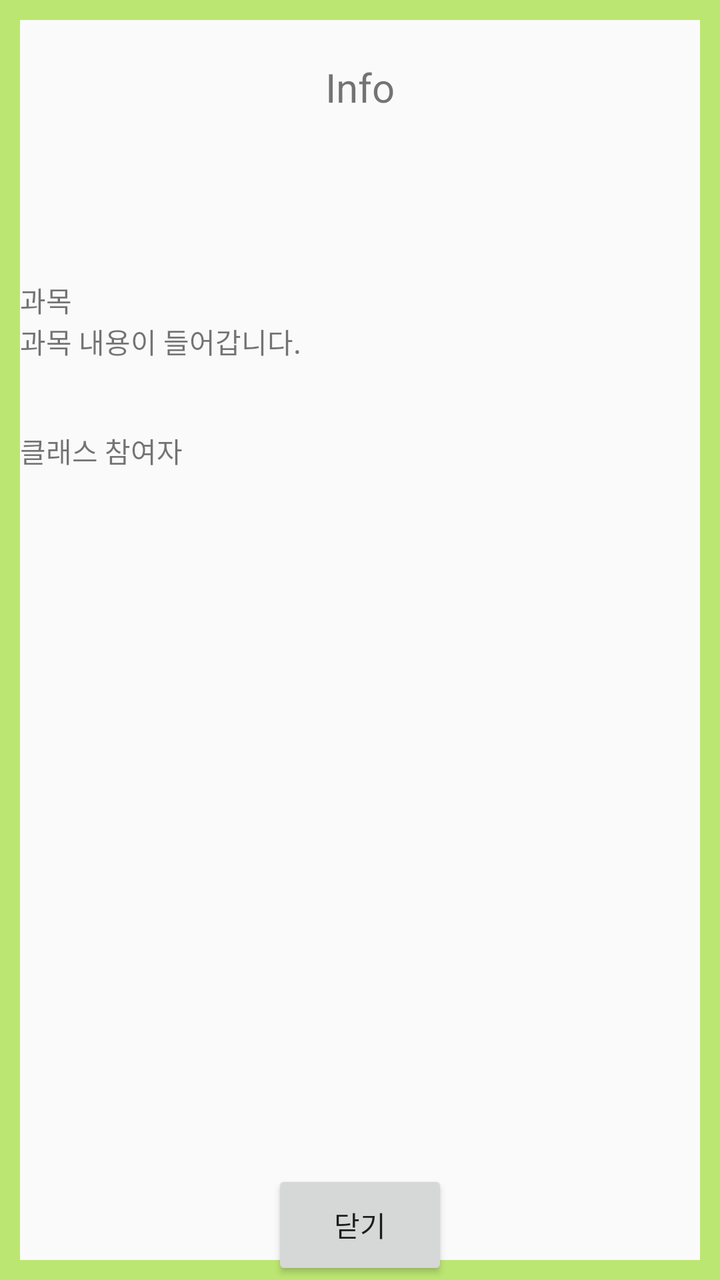
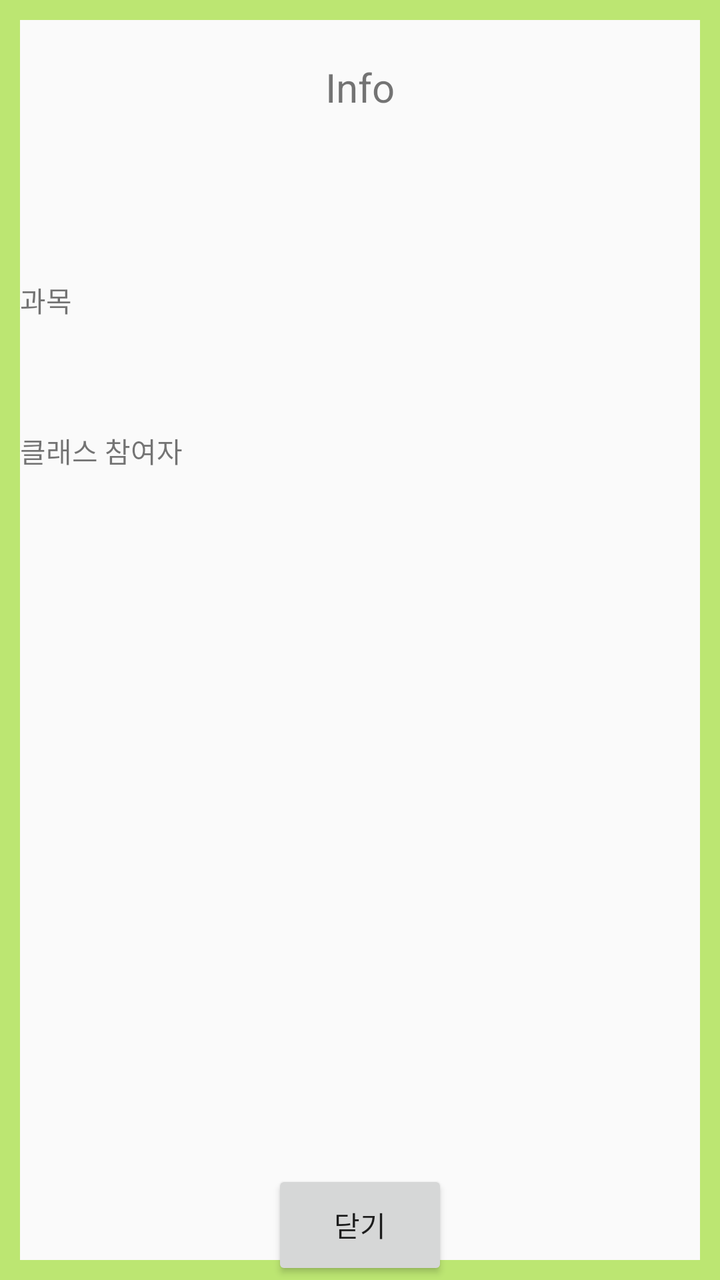

Before-and-after screenshots of an Android layout around one commit, followed by the original layout XML and the change that was made.
<!-- AndroidManifest.xml: application theme Theme.AppCompat.Light.DarkActionBar -->
<!-- res/layout/activity_class_info.xml -->
<?xml version="1.0" encoding="utf-8"?>
<LinearLayout xmlns:android="http://schemas.android.com/apk/res/android"
    xmlns:app="http://schemas.android.com/apk/res-auto"
    xmlns:tools="http://schemas.android.com/tools"
    android:layout_width="match_parent"
    android:layout_height="match_parent"
    tools:context=".classInfo"
    android:orientation="vertical"
    android:background="@drawable/lay_edge"
    android:weightSum="5">

    <TextView
        android:layout_width="wrap_content"
        android:layout_height="0dp"
        android:layout_weight="1"
        android:layout_gravity="center"
        android:layout_marginTop="30dp"
        android:textSize="20dp"
        android:text="Info"/>

    <TextView
        android:layout_marginLeft="10dp"
        android:layout_width="wrap_content"
        android:layout_height="wrap_content"
        android:text="과목"/>
    <TextView
        android:id="@+id/cSubject"
        android:layout_marginLeft="10dp"
        android:layout_width="wrap_content"
        android:layout_height="0dp"
        android:layout_weight="0.5"
        android:text="과목 내용이 들어갑니다."/>
    <TextView
        android:layout_marginLeft="10dp"
        android:layout_width="wrap_content"
        android:layout_height="wrap_content"
        android:text="클래스 참여자"/>
    <ScrollView
        android:layout_width="wrap_content"
        android:layout_height="0dp"
        android:layout_weight="3"
        android:layout_margin="10dp"
        android:fillViewport="true">
        <ListView
            android:id="@+id/cPersonList"
            android:layout_width="match_parent"
            android:layout_height="match_parent"
            android:layout_gravity="center"/>
    </ScrollView>
    <Button
        android:layout_width="wrap_content"
        android:layout_height="0dp"
        android:layout_weight="0.5"
        android:text="닫기"
        android:id="@+id/exit4"
        android:layout_gravity="center"/>

</LinearLayout>
<!-- resources referenced by this layout -->
<resources>
  <!-- drawable lay_edge (drawable) -->
  <?xml version="1.0" encoding="utf-8"?>
  <layer-list xmlns:android="http://schemas.android.com/apk/res/android">
      <item>
          <shape android:shape="rectangle">
              <stroke android:width = "10dp" android:color ="#BCE672"/>
              <solid android:color="#00ff0000"/>
          </shape>
      </item>
  
  </layer-list>
</resources>

<!-- the commit's change to res/layout/activity_class_info.xml (unified diff, before → after) -->
@@ -28,8 +28,7 @@
         android:layout_marginLeft="10dp"
         android:layout_width="wrap_content"
         android:layout_height="0dp"
-        android:layout_weight="0.5"
-        android:text="과목 내용이 들어갑니다."/>
+        android:layout_weight="0.5"/>
     <TextView
         android:layout_marginLeft="10dp"
         android:layout_width="wrap_content"
